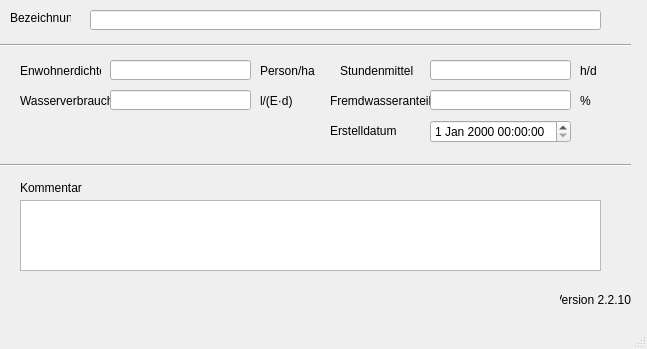
Qt form qkan/database/templates/einzugsgebiete.ui (hoettges/QKan) before a commit.
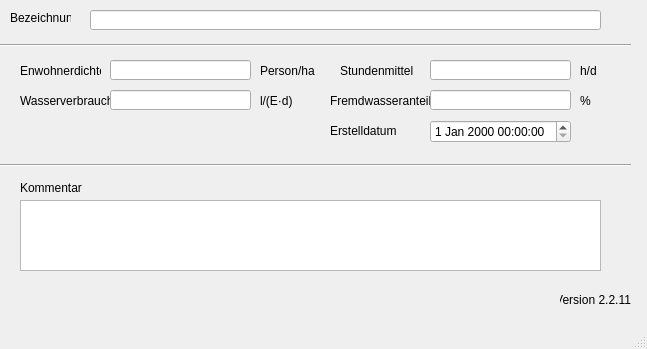
The same form after that commit. Custom widgets are drawn as their Qt base class.

```diff
--- a/qkan/database/templates/einzugsgebiete.ui
+++ b/qkan/database/templates/einzugsgebiete.ui
@@ -269,7 +269,7 @@
      <string>Version QKan Import</string>
     </property>
     <property name="text">
-     <string>Version 2.2.10</string>
+     <string>Version 2.2.11</string>
     </property>
     <property name="alignment">
      <set>Qt::AlignRight|Qt::AlignTrailing|Qt::AlignVCenter</set>
```
